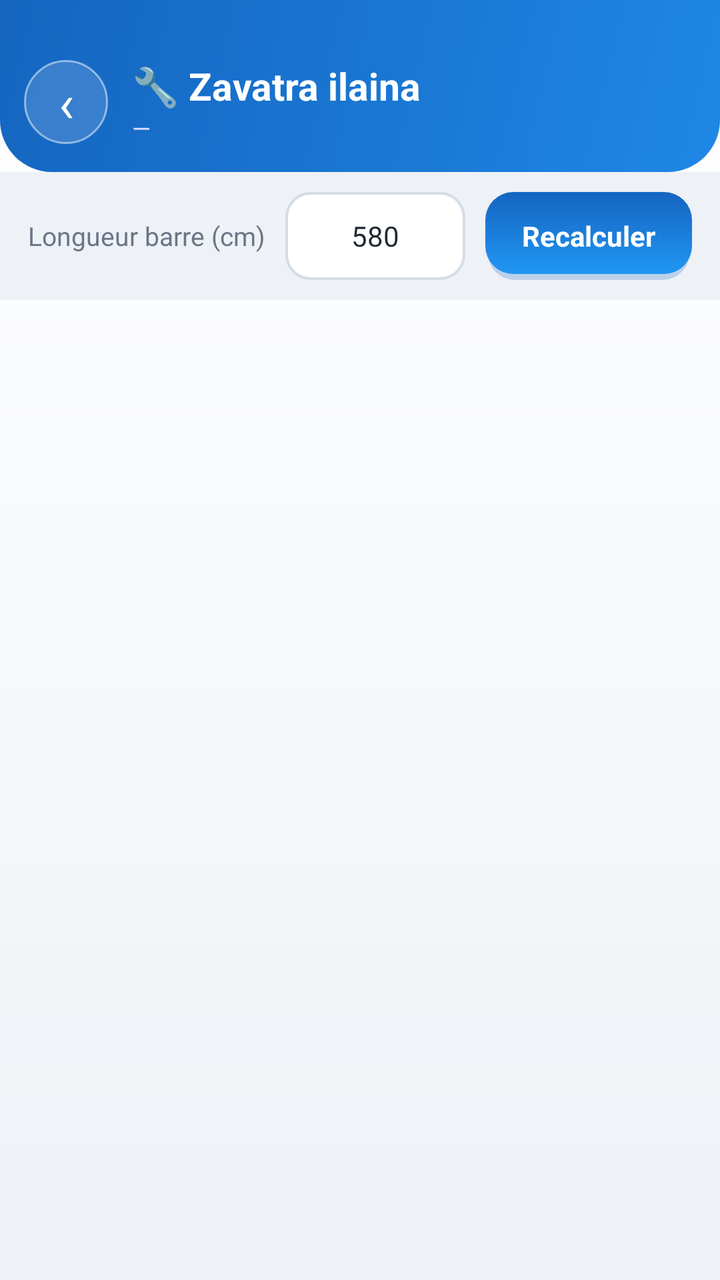
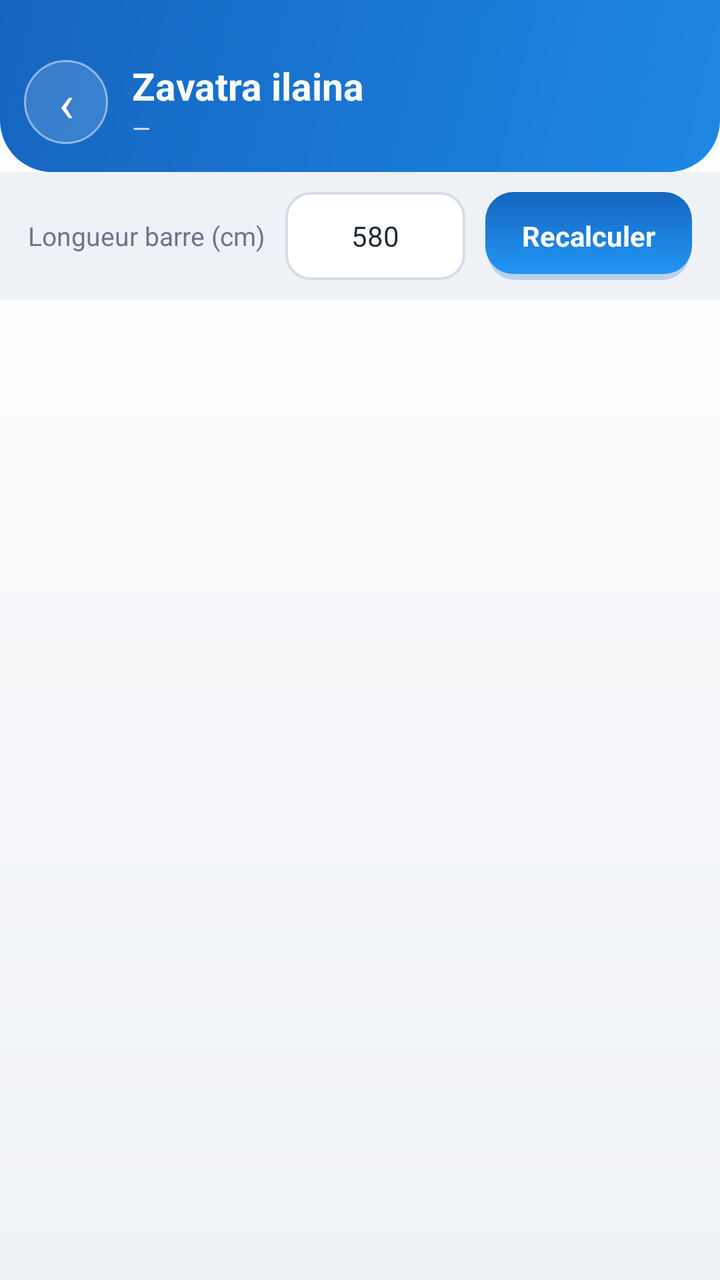

Screens rendered from an Android XML layout before and after an edit, with the pre-edit source and the edit as a unified diff.
<!-- AndroidManifest.xml: application theme Theme.AluManager -->
<!-- res/layout/activity_zavatra.xml -->
<?xml version="1.0" encoding="utf-8"?>
<LinearLayout xmlns:android="http://schemas.android.com/apk/res/android"
    android:layout_width="match_parent"
    android:layout_height="match_parent"
    android:background="@drawable/bg_space"
    android:orientation="vertical">

    <LinearLayout
        android:layout_width="match_parent"
        android:layout_height="wrap_content"
        android:background="@drawable/hero_bg"
        android:gravity="center_vertical"
        android:orientation="horizontal"
        android:paddingHorizontal="12dp"
        android:paddingTop="30dp"
        android:paddingBottom="14dp">

        <TextView
            android:id="@+id/btnBack"
            android:layout_width="42dp"
            android:layout_height="42dp"
            android:background="@drawable/avatar_circle"
            android:gravity="center"
            android:text="‹"
            android:textColor="#FFFFFF"
            android:textSize="26sp" />

        <LinearLayout
            android:layout_width="0dp"
            android:layout_height="wrap_content"
            android:layout_marginStart="12dp"
            android:layout_weight="1"
            android:orientation="vertical">

            <TextView
                android:layout_width="wrap_content"
                android:layout_height="wrap_content"
                android:text="🔧 Zavatra ilaina"
                android:textColor="#FFFFFF"
                android:textSize="19sp"
                android:textStyle="bold" />

            <TextView
                android:id="@+id/headerSub"
                android:layout_width="wrap_content"
                android:layout_height="wrap_content"
                android:text="—"
                android:textColor="#E0DCFF"
                android:textSize="12sp" />
        </LinearLayout>
    </LinearLayout>

    
    <LinearLayout
        android:layout_width="match_parent"
        android:layout_height="wrap_content"
        android:background="#EEF1F6"
        android:gravity="center_vertical"
        android:orientation="horizontal"
        android:paddingHorizontal="14dp"
        android:paddingVertical="10dp">

        <TextView
            android:layout_width="wrap_content"
            android:layout_height="wrap_content"
            android:text="Longueur barre (cm)"
            android:textColor="#6B7686"
            android:textSize="13sp" />

        <EditText
            android:id="@+id/barInput"
            android:layout_width="90dp"
            android:layout_height="44dp"
            android:layout_marginStart="10dp"
            android:background="@drawable/field_bg"
            android:gravity="center"
            android:inputType="number"
            android:text="580"
            android:textColor="#1F2733"
            android:textSize="14sp" />

        <TextView
            android:id="@+id/btnRecalc"
            android:layout_width="0dp"
            android:layout_height="44dp"
            android:layout_marginStart="10dp"
            android:layout_weight="1"
            android:background="@drawable/btn_primary"
            android:gravity="center"
            android:text="Recalculer"
            android:textColor="#FFFFFF"
            android:textSize="14sp"
            android:textStyle="bold" />
    </LinearLayout>

    <ScrollView
        android:layout_width="match_parent"
        android:layout_height="0dp"
        android:layout_weight="1"
        android:fillViewport="true"
        android:scrollbars="none">

        <LinearLayout
            android:id="@+id/content"
            android:layout_width="match_parent"
            android:layout_height="wrap_content"
            android:orientation="vertical"
            android:paddingHorizontal="12dp"
            android:paddingBottom="24dp" />
    </ScrollView>

</LinearLayout>
<!-- resources referenced by this layout -->
<resources>
  <!-- drawable avatar_circle (drawable) -->
  <?xml version="1.0" encoding="utf-8"?>
  <shape xmlns:android="http://schemas.android.com/apk/res/android" android:shape="oval">
      <solid android:color="#26FFFFFF" />
      <stroke android:width="1dp" android:color="#80FFFFFF" />
  </shape>
  <!-- drawable bg_space (drawable) -->
  <?xml version="1.0" encoding="utf-8"?>
  <shape xmlns:android="http://schemas.android.com/apk/res/android" android:shape="rectangle">
      <gradient
          android:angle="270"
          android:startColor="#FFFFFF"
          android:endColor="#EEF1F6" />
  </shape>
  <!-- drawable btn_primary (drawable) -->
  <?xml version="1.0" encoding="utf-8"?>
  <layer-list xmlns:android="http://schemas.android.com/apk/res/android">
      
      <item android:top="3dp" android:left="1dp" android:right="1dp">
          <shape android:shape="rectangle">
              <solid android:color="#3B1565C0" />
              <corners android:radius="14dp" />
          </shape>
      </item>
      
      <item android:bottom="3dp">
          <shape android:shape="rectangle">
              <gradient
                  android:angle="90"
                  android:startColor="#2196F3"
                  android:endColor="#1565C0" />
              <corners android:radius="14dp" />
          </shape>
      </item>
  </layer-list>
  <!-- drawable field_bg (drawable) -->
  <?xml version="1.0" encoding="utf-8"?>
  <shape xmlns:android="http://schemas.android.com/apk/res/android" android:shape="rectangle">
      <solid android:color="#FFFFFF" />
      <corners android:radius="12dp" />
      <stroke android:width="1.3dp" android:color="#D5DBE7" />
  </shape>
  <!-- drawable hero_bg (drawable) -->
  <?xml version="1.0" encoding="utf-8"?>
  <shape xmlns:android="http://schemas.android.com/apk/res/android" android:shape="rectangle">
      <gradient
          android:angle="135"
          android:startColor="#1E88E5"
          android:centerColor="#1976D2"
          android:endColor="#1565C0" />
      <corners
          android:bottomLeftRadius="26dp"
          android:bottomRightRadius="26dp" />
  </shape>
  <style name="Theme.AluManager" parent="Theme.MaterialComponents.Light.NoActionBar">
          <item name="colorPrimary">@color/neon_violet</item>
          <item name="colorPrimaryVariant">@color/neon_cyan</item>
          <item name="colorOnPrimary">#FFFFFF</item>
          <item name="colorAccent">@color/neon_cyan</item>
          <item name="android:windowBackground">@color/bg_deep</item>
          <item name="android:statusBarColor">@android:color/transparent</item>
          <item name="android:navigationBarColor">@color/bg_deep</item>
          <item name="android:windowLightStatusBar">false</item>
          <item name="android:colorBackground">@color/bg_deep</item>
      </style>
  <color name="neon_violet">#1565C0</color>
  <color name="neon_cyan">#1E88E5</color>
  <color name="bg_deep">#F4F6F9</color>
</resources>

<!-- the commit's change to res/layout/activity_zavatra.xml (unified diff, before → after) -->
@@ -35,7 +35,7 @@
             <TextView
                 android:layout_width="wrap_content"
                 android:layout_height="wrap_content"
-                android:text="🔧 Zavatra ilaina"
+                android:text="Zavatra ilaina"
                 android:textColor="#FFFFFF"
                 android:textSize="19sp"
                 android:textStyle="bold" />
